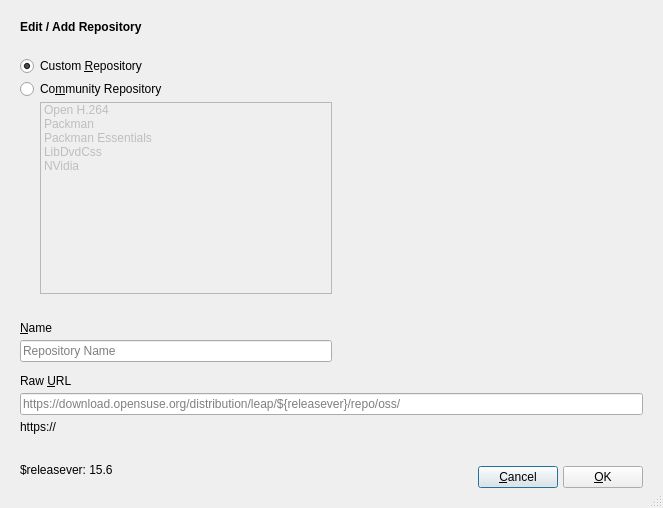
The window that src/repo-edit-add.ui (shundhammer/yqpkg) describes before a commit, drawn with Qt 5.
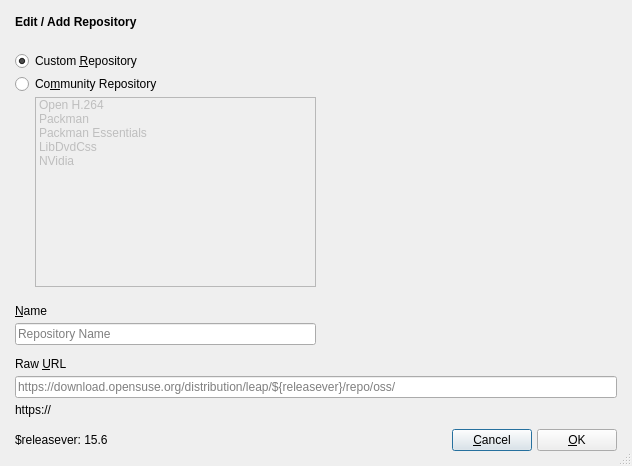
The same window after the commit.

Commit message: First successfully added repo

The edit to the form file:
```diff
--- a/src/repo-edit-add.ui
+++ b/src/repo-edit-add.ui
@@ -6,8 +6,8 @@
    <rect>
     <x>0</x>
     <y>0</y>
-    <width>663</width>
-    <height>508</height>
+    <width>632</width>
+    <height>466</height>
    </rect>
   </property>
   <property name="windowTitle">
@@ -19,21 +19,21 @@
   <property name="modal">
    <bool>true</bool>
   </property>
-  <layout class="QVBoxLayout" name="verticalLayout" stretch="0,0,0,0,0,0,0">
+  <layout class="QVBoxLayout" name="verticalLayout" stretch="0,0,0,1,0,0,0">
    <property name="spacing">
     <number>12</number>
    </property>
    <property name="leftMargin">
-    <number>20</number>
+    <number>15</number>
    </property>
    <property name="topMargin">
-    <number>20</number>
+    <number>15</number>
    </property>
    <property name="rightMargin">
-    <number>20</number>
+    <number>15</number>
    </property>
    <property name="bottomMargin">
-    <number>20</number>
+    <number>15</number>
    </property>
    <item>
     <widget class="QLabel" name="heading">
@@ -203,7 +203,7 @@
             <property name="sizeHint" stdset="0">
              <size>
               <width>20</width>
-              <height>10</height>
+              <height>0</height>
              </size>
             </property>
            </spacer>
@@ -228,6 +228,19 @@
      </layout>
     </widget>
    </item>
+   <item>
+    <spacer name="centerRubberbandVSPacer">
+     <property name="orientation">
+      <enum>Qt::Vertical</enum>
+     </property>
+     <property name="sizeHint" stdset="0">
+      <size>
+       <width>20</width>
+       <height>0</height>
+      </size>
+     </property>
+    </spacer>
+   </item>
    <item>
     <layout class="QHBoxLayout" name="repoNameHBox">
      <item>
@@ -316,28 +329,12 @@
     </layout>
    </item>
    <item>
-    <spacer name="bottomVSpacer">
-     <property name="orientation">
-      <enum>Qt::Vertical</enum>
-     </property>
-     <property name="sizeType">
-      <enum>QSizePolicy::Fixed</enum>
-     </property>
-     <property name="sizeHint" stdset="0">
-      <size>
-       <width>20</width>
-       <height>5</height>
-      </size>
-     </property>
-    </spacer>
-   </item>
-   <item>
-    <layout class="QHBoxLayout" name="bottomHBox">
+    <layout class="QHBoxLayout" name="buttonHBox">
      <property name="spacing">
-      <number>20</number>
+      <number>5</number>
      </property>
      <item>
-      <widget class="QLabel" name="varExplanation">
+      <widget class="QLabel" name="releasever">
        <property name="text">
         <string notr="true">$releasever: 15.6</string>
        </property>
@@ -347,30 +344,7 @@
       </widget>
      </item>
      <item>
-      <layout class="QVBoxLayout" name="buttonsVBox">
-       <property name="spacing">
-        <number>0</number>
-       </property>
-       <item>
-        <spacer name="verticalSpacer">
-         <property name="orientation">
-          <enum>Qt::Vertical</enum>
-         </property>
-         <property name="sizeHint" stdset="0">
-          <size>
-           <width>20</width>
-           <height>13</height>
-          </size>
-         </property>
-        </spacer>
-       </item>
-       <item>
-        <layout class="QHBoxLayout" name="buttonHBox" stretch="1,0,0">
-         <property name="spacing">
-          <number>5</number>
-         </property>
-         <item>
-          <spacer name="horizontalSpacer">
+      <spacer name="buttonHSpacer">
            <property name="orientation">
             <enum>Qt::Horizontal</enum>
            </property>
@@ -399,10 +373,6 @@
         </layout>
        </item>
       </layout>
-     </item>
-    </layout>
-   </item>
-  </layout>
  </widget>
  <resources/>
  <connections>
```
Left out of the diff: 48 changed lines with no effect on the pictures. Lines whose indentation alone changed are shown as unchanged. The commit also changes 2 other files.
